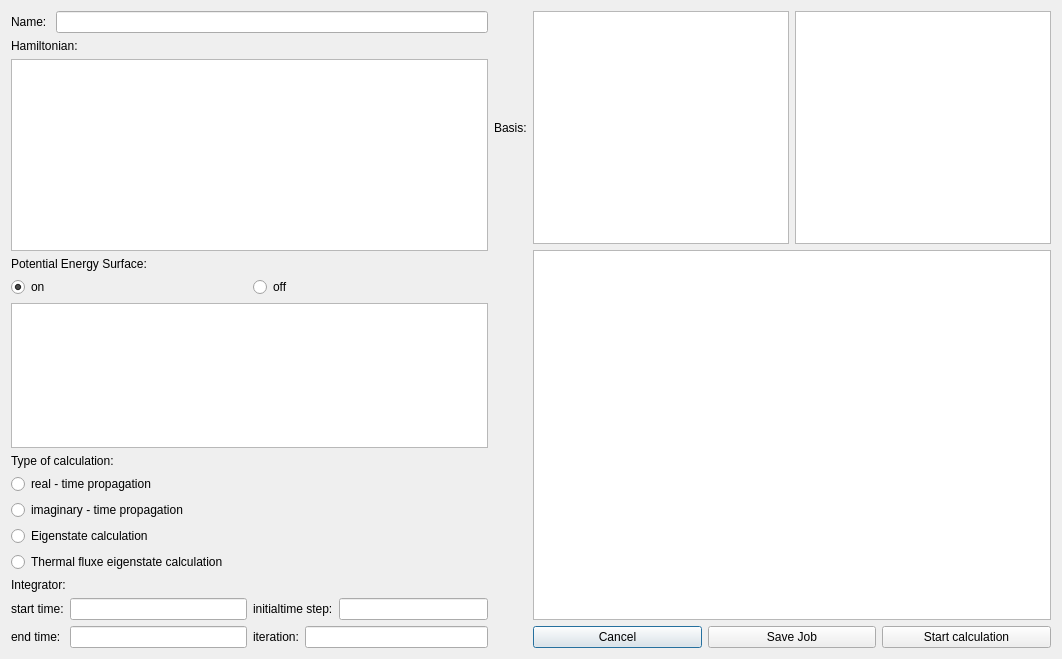
Above: GUI/dialogA.ui from pietiep/Qt-with-Python before the change. Below: the same form after it.
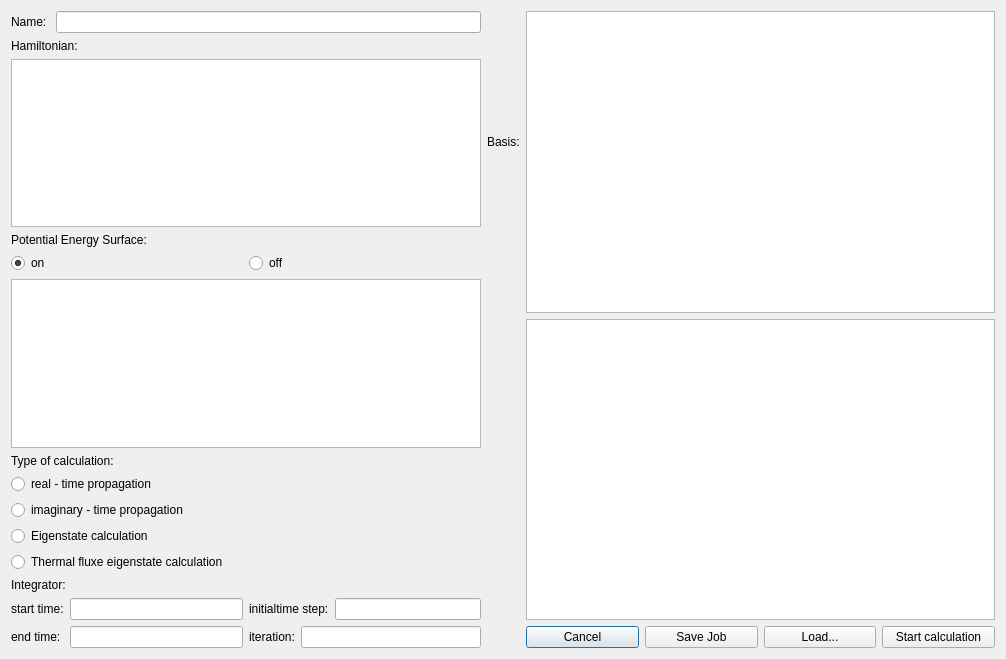
That is the form after the change.

Commit message: bug in saving system fixed; load button included

```diff
--- a/GUI/dialogA.ui
+++ b/GUI/dialogA.ui
@@ -9,7 +9,7 @@
    <rect>
     <x>0</x>
     <y>0</y>
-    <width>1062</width>
+    <width>1006</width>
     <height>659</height>
    </rect>
   </property>
@@ -26,7 +26,7 @@
    <bool>true</bool>
   </property>
   <layout class="QGridLayout" name="gridLayout">
-   <item row="0" column="0" rowspan="2">
+   <item row="0" column="0">
     <layout class="QVBoxLayout" name="verticalLayout_2">
      <item>
       <layout class="QHBoxLayout" name="horizontalLayout_6">
@@ -95,20 +95,49 @@
      </property>
     </widget>
    </item>
-   <item row="0" column="2">
-    <layout class="QFormLayout" name="formLayout">
-     <item row="0" column="0">
+   <item row="0" column="2" rowspan="2">
+    <layout class="QVBoxLayout" name="verticalLayout_4">
+     <item>
       <widget class="QTreeView" name="uiTree"/>
      </item>
-     <item row="0" column="1">
-      <widget class="QTextEdit" name="uiTreeText"/>
+     <item>
+      <widget class="QGraphicsView" name="uiDisplayTree"/>
+     </item>
+     <item>
+      <layout class="QHBoxLayout" name="horizontalLayout_5">
+       <item>
+        <widget class="QPushButton" name="uiCancel">
+         <property name="text">
+          <string>Cancel</string>
+         </property>
+        </widget>
+       </item>
+       <item>
+        <widget class="QPushButton" name="uiSaveJob">
+         <property name="text">
+          <string>Save Job</string>
+         </property>
+        </widget>
+       </item>
+       <item>
+        <widget class="QPushButton" name="uiLoad">
+         <property name="text">
+          <string>Load...</string>
+         </property>
+        </widget>
+       </item>
+       <item>
+        <widget class="QPushButton" name="uiStartCal">
+         <property name="text">
+          <string>Start calculation</string>
+         </property>
+        </widget>
+       </item>
+      </layout>
      </item>
     </layout>
    </item>
-   <item row="1" column="2" rowspan="2">
-    <widget class="QGraphicsView" name="uiDisplayTree"/>
-   </item>
-   <item row="2" column="0" rowspan="2">
+   <item row="1" column="0">
     <layout class="QVBoxLayout" name="verticalLayout_3">
      <item>
       <widget class="QListView" name="listPES"/>
@@ -227,34 +256,6 @@
      </item>
     </layout>
    </item>
-   <item row="3" column="2">
-    <layout class="QHBoxLayout" name="horizontalLayout_5">
-     <property name="sizeConstraint">
-      <enum>QLayout::SetNoConstraint</enum>
-     </property>
-     <item>
-      <widget class="QPushButton" name="uiCancel">
-       <property name="text">
-        <string>Cancel</string>
-       </property>
-      </widget>
-     </item>
-     <item>
-      <widget class="QPushButton" name="uiSaveJob">
-       <property name="text">
-        <string>Save Job</string>
-       </property>
-      </widget>
-     </item>
-     <item>
-      <widget class="QPushButton" name="uiStartCal">
-       <property name="text">
-        <string>Start calculation</string>
-       </property>
-      </widget>
-     </item>
-    </layout>
-   </item>
   </layout>
  </widget>
  <resources/>
```
The commit also changes 11 other files.
